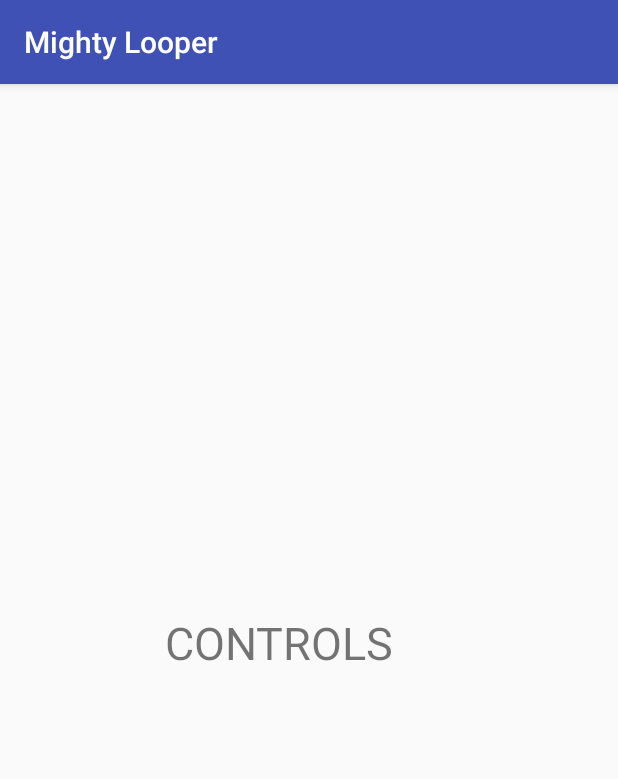
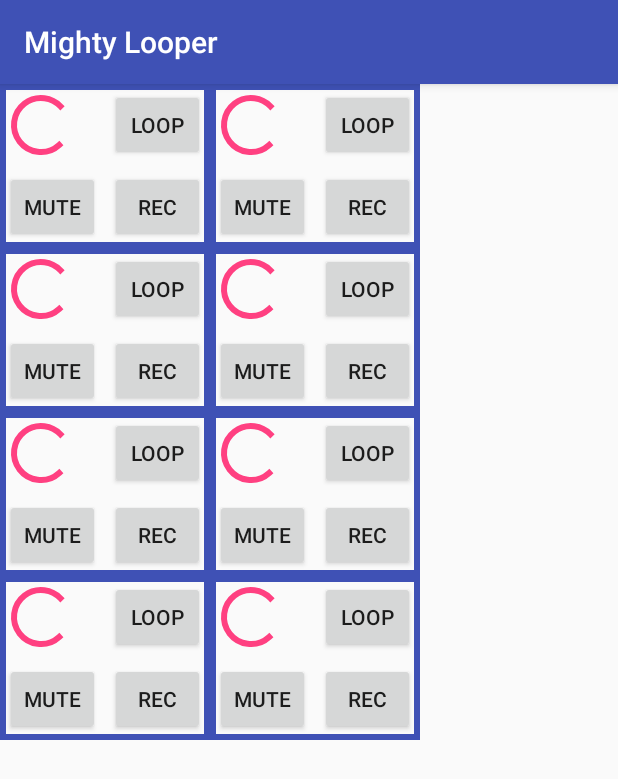
Before and after one commit to tonketonky/mighty-looper, an Android app: the fragment ControlsFragment shown on its own in the app's theme, on a phone screen of 412 x 824 dp. Shown: the top 779 px of the screen. Run offline under Robolectric (Android 15) with nearby library versions, the phone set to English and light mode, and no system bars; 1 statement that could not run was skipped.

Commit message:
Added initial version of controls (partially working), message handling made more general

```diff
--- a/mightyLooperGui/app/src/main/java/free/pstruho/mightylooper/controls/ControlsFragment.kt
+++ b/mightyLooperGui/app/src/main/java/free/pstruho/mightylooper/controls/ControlsFragment.kt
@@ -1,18 +1,92 @@
 package free.pstruho.mightylooper.controls
 
+import android.content.*
 import android.os.Bundle
+import android.os.IBinder
 import android.support.v4.app.Fragment
+import android.support.v4.content.LocalBroadcastManager
 import android.view.LayoutInflater
 import android.view.View
 import android.view.ViewGroup
+import android.widget.GridLayout
 import free.pstruho.mightylooper.R
+import free.pstruho.mightylooper.service.LooperService
+import free.pstruho.mightylooper.utils.buildMessage
 
 class ControlsFragment : Fragment() {
+
+    private lateinit var mLooperService: LooperService
+    private var mBound = false
+
+    private val mReceiver = object : BroadcastReceiver() {
+        override fun onReceive(context: Context, intent: Intent) {
+            val action = intent.action
+            when (action) {
+
+            }
+        }
+    }
+
+    private val mConnection = object : ServiceConnection {
+
+        override fun onServiceConnected(className: ComponentName,
+                                        service: IBinder) {
+            mLooperService = (service as LooperService.LocalBinder).getService()
+            mBound = true
+        }
+
+        override fun onServiceDisconnected(arg0: ComponentName) {
+            mBound = false
+        }
+    }
+
+    private val mHandleCommand = fun(command: String, args: List<String>) {
+        mLooperService.write(buildMessage(command, args))
+    }
+
+    override fun onCreate(savedInstanceState: Bundle?) {
+        super.onCreate(savedInstanceState)
+
+        // bind looper service
+        val intent = Intent(requireContext(), LooperService::class.java)
+        requireActivity().bindService(intent, mConnection, Context.BIND_AUTO_CREATE)
+
+        // register broadcast receiver
+        val filter = IntentFilter()
+        //filter.addAction(ACT_SET_TEMPO)
+        LocalBroadcastManager.getInstance(requireContext()).registerReceiver(mReceiver, filter)
+    }
 
     override fun onCreateView(inflater: LayoutInflater, container: ViewGroup?,
                               savedInstanceState: Bundle?): View? {
 
-        return inflater.inflate(R.layout.fragment_controls, container, false)
+        val controlsLayout =  inflater.inflate(R.layout.fragment_controls, container, false) as GridLayout
+
+        val controlsT1Ch1 = controlsLayout.findViewById<TrackControls>(R.id.controlsT1Ch1)
+        controlsT1Ch1.mHandleCommand = mHandleCommand
+        val controlsT2Ch1 = controlsLayout.findViewById<TrackControls>(R.id.controlsT2Ch1)
+        controlsT2Ch1.mHandleCommand = mHandleCommand
+        val controlsT3Ch1 = controlsLayout.findViewById<TrackControls>(R.id.controlsT3Ch1)
+        controlsT3Ch1.mHandleCommand = mHandleCommand
+        val controlsT4Ch1 = controlsLayout.findViewById<TrackControls>(R.id.controlsT4Ch1)
+        controlsT4Ch1.mHandleCommand = mHandleCommand
+
+        val controlsT1Ch2 = controlsLayout.findViewById<TrackControls>(R.id.controlsT1Ch2)
+        controlsT1Ch2.mHandleCommand = mHandleCommand
+        val controlsT2Ch2 = controlsLayout.findViewById<TrackControls>(R.id.controlsT2Ch2)
+        controlsT2Ch2.mHandleCommand = mHandleCommand
+        val controlsT3Ch2 = controlsLayout.findViewById<TrackControls>(R.id.controlsT3Ch2)
+        controlsT3Ch2.mHandleCommand = mHandleCommand
+        val controlsT4Ch2 = controlsLayout.findViewById<TrackControls>(R.id.controlsT4Ch2)
+        controlsT4Ch2.mHandleCommand = mHandleCommand
+
+        return controlsLayout
+    }
+
+    override fun onDestroy() {
+        LocalBroadcastManager.getInstance(requireContext()).unregisterReceiver(mReceiver)
+        requireActivity().unbindService(mConnection)
+        super.onDestroy()
     }
 
 }
--- /dev/null
+++ b/mightyLooperGui/app/src/main/java/free/pstruho/mightylooper/controls/TrackControls.kt
@@ -0,0 +1,48 @@
+package free.pstruho.mightylooper.controls
+
+import android.content.Context
+import android.util.AttributeSet
+import android.widget.Button
+import android.widget.GridLayout
+import free.pstruho.mightylooper.R
+import free.pstruho.mightylooper.utils.CMD_REC_FLAG
+import free.pstruho.mightylooper.utils.CMD_TRACK_FLAG_SWITCH_LOOPING
+import free.pstruho.mightylooper.utils.CMD_TRACK_SWITCH_MUTE
+
+class TrackControls constructor(context: Context, attrs: AttributeSet) : GridLayout(context, attrs) {
+
+    private val mLoopButton: Button
+    private val mRecButton: Button
+    private val mMuteButton: Button
+
+    private val mTrack: String
+    private val mChannel: String
+
+    lateinit var mHandleCommand: (command: String, args: List<String>) -> Unit
+
+
+    init {
+
+        inflate(context, R.layout.track_controls, this)
+
+        val a = getContext().theme.obtainStyledAttributes(attrs, R.styleable.TrackControls, 0, 0)
+        // Extract custom attributes into member variables
+        try {
+            mTrack = a.getString(R.styleable.TrackControls_trackId)
+            mChannel = a.getString(R.styleable.TrackControls_channelId)
+        } finally {
+            // TypedArray objects are shared and must be recycled.
+            a.recycle()
+        }
+
+        mLoopButton = findViewById(R.id.loopButton)
+        mRecButton = findViewById(R.id.recButton)
+        mMuteButton = findViewById(R.id.muteButton)
+
+        mLoopButton.setOnClickListener { mHandleCommand(CMD_TRACK_FLAG_SWITCH_LOOPING, listOf(mChannel, mTrack)) }
+        mRecButton.setOnClickListener { mHandleCommand(CMD_REC_FLAG, listOf(mChannel, mTrack)) }
+        mMuteButton.setOnClickListener { mHandleCommand(CMD_TRACK_SWITCH_MUTE, listOf(mChannel, mTrack)) }
+    }
+
+
+}
--- a/mightyLooperGui/app/src/main/java/free/pstruho/mightylooper/settings/SettingsFragment.kt
+++ b/mightyLooperGui/app/src/main/java/free/pstruho/mightylooper/settings/SettingsFragment.kt
@@ -9,9 +9,7 @@ import android.support.v7.preference.PreferenceDialogFragmentCompat
 import android.support.v7.preference.PreferenceFragmentCompat
 import free.pstruho.mightylooper.R
 import free.pstruho.mightylooper.service.LooperService
-import free.pstruho.mightylooper.utils.ACT_ARG_TEMPO
-import free.pstruho.mightylooper.utils.MSG_CMD_SET_TEMPO
-import free.pstruho.mightylooper.utils.buildSetTempoMessage
+import free.pstruho.mightylooper.utils.*
 
 class SettingsFragment : PreferenceFragmentCompat(), SharedPreferences.OnSharedPreferenceChangeListener {
 
@@ -27,10 +25,10 @@ class SettingsFragment : PreferenceFragmentCompat(), SharedPreferences.OnSharedP
         override fun onReceive(context: Context, intent: Intent) {
             val action = intent.action
             when (action) {
-                MSG_CMD_SET_TEMPO -> {
+                ACT_SET_TEMPO -> {
                     // set 'should send' flag to false because this preference change was invoked by core
                     shouldSendValueToCore[tempoPreferenceKey] = false
-                    (findPreference(tempoPreferenceKey) as TempoPreference).update(intent.getIntExtra(ACT_ARG_TEMPO, 0))
+                    (findPreference(tempoPreferenceKey) as TempoPreference).update(intent.getIntExtra("${ARG_PREFIX}1", 0))
                 }
             }
         }
@@ -62,7 +60,7 @@ class SettingsFragment : PreferenceFragmentCompat(), SharedPreferences.OnSharedP
 
         // register broadcast receiver
         val filter = IntentFilter()
-        filter.addAction(MSG_CMD_SET_TEMPO)
+        filter.addAction(ACT_SET_TEMPO)
         LocalBroadcastManager.getInstance(requireContext()).registerReceiver(mReceiver, filter)
     }
 
@@ -105,7 +103,7 @@ class SettingsFragment : PreferenceFragmentCompat(), SharedPreferences.OnSharedP
 
     override fun onSharedPreferenceChanged(sharedPreferences: SharedPreferences?, key: String?) {
         when(key) {
-            tempoPreferenceKey -> if (shouldSendValueToCore[tempoPreferenceKey] != false) mLooperService.write(buildSetTempoMessage(sharedPreferences?.getInt(key, 0) ?: 0))
+            tempoPreferenceKey -> if (shouldSendValueToCore[tempoPreferenceKey] != false) mLooperService.write(buildMessage(CMD_SET_TEMPO, listOf(sharedPreferences?.getInt(key, 0) ?: 0)))
         }
         // if given preference has corresponding 'should send' flag set to false, reset it to true
         shouldSendValueToCore[key]?.let { if(!it) shouldSendValueToCore[key!!] = true }
--- a/mightyLooperGui/app/src/main/java/free/pstruho/mightylooper/utils/Constants.kt
+++ b/mightyLooperGui/app/src/main/java/free/pstruho/mightylooper/utils/Constants.kt
@@ -5,16 +5,24 @@ const val SPP_UUID = "1e0ca4ea-299d-4335-93eb-27fcfe7fa848"
 
 // tags for logger
 const val TAG_LOOPER_SERVICE = "LOOPER SERVICE"
+const val TAG_CONTROLS = "CONTROLS"
 
 // actions used in broadcasts
 const val ACT_UPDATE_LOOPER_LIST = "update_looper_list"
 const val ACT_SET_TEMPO = "set_tempo"
 
-// arguments for actions used in broadcasts
-const val ACT_ARG_TEMPO = "tempo"
+// commands sent to looper
+const val CMD_SET_TEMPO = "set_tempo"
+const val CMD_REC_FLAG = "rec_flag"
+const val CMD_REC_CANCEL = "rec_cancel"
+const val CMD_REC_STOP = "rec_stop"
+const val CMD_TRACK_FLAG_SWITCH_LOOPING = "trck_flag_switch_looping"
+const val CMD_TRACK_SWITCH_MUTE = "trck_switch_mute"
+const val CMD_TRACK_FLAG_SWAP_VERSIONS = "trck_flag_swap_versions"
 
-// event codes for messages sent to looper
-const val EVT_CD_SET_TEMPO = "c_t"
-
-// commands of messages received from looper
-const val MSG_CMD_SET_TEMPO = "set_tempo"
+// message utils constants
+const val START_OF_COMMAND = "[cmd/"
+const val END_OF_COMMAND = "]"
+const val ARG_PREFIX = "arg"
+const val STR_ARG_SIGN = "$"
+const val NUM_ARG_SIGN = "#"
--- a/mightyLooperGui/app/src/main/java/free/pstruho/mightylooper/utils/MessageUtils.kt
+++ b/mightyLooperGui/app/src/main/java/free/pstruho/mightylooper/utils/MessageUtils.kt
@@ -5,28 +5,39 @@ import android.content.Intent
 /*  Messages protocol
     #################
 
-    Messages received from looper consist of command followed by slash-separated list of arguments
-    example: "command/arg1/arg2/arg3"
-
-    Messages consist of event code followed by slash-separated list of arguments, all enclosed in square brackets.
+    Messages consist of message category (evt/cmd), message code (command or event code) followed by slash-separated list of arguments, all enclosed in square brackets.
     Each argument is prefixed with # for numeric values or $ for string values.
-    example [event_code/#666/$hellYeah]
+    example "[evt/msg_code/#666/$hellYeah]"
  */
 
-fun buildSetTempoMessage(tempo: Int): String {
-    return "[$EVT_CD_SET_TEMPO/#$tempo]"
+fun buildMessage(command: String, args: List<Any>): String {
+    val argsStr = args.joinToString(separator = "/") { arg -> if (arg is String) "$STR_ARG_SIGN$arg" else "$NUM_ARG_SIGN$arg" }
+    return "[cmd/$command/$argsStr]"
 }
 
 fun getIntentFromMessage(msg: String): Intent? {
-    val literals = msg.split('/')
 
-    return when (literals[0]) {
-        MSG_CMD_SET_TEMPO -> {
-            val intent = Intent()
-            intent.action = ACT_SET_TEMPO
-            intent.putExtra(ACT_ARG_TEMPO, literals[1].toInt())
-            intent
+    if (msg.startsWith(START_OF_COMMAND) and msg.endsWith(END_OF_COMMAND)) {
+        // is valid message
+        val msgBody = msg.drop(START_OF_COMMAND.length).dropLast(END_OF_COMMAND.length)
+        val literals = msgBody.split('/')
+
+        val intent = Intent()
+        // set first literal as action
+        intent.action = literals[0]
+
+        // iterate over the rest of literals
+        for(i in 1 until literals.size step 1) {
+            // based on first char ($ or #) set value to argument in corespondent type
+            when (literals[i].first().toString()) {
+                STR_ARG_SIGN -> intent.putExtra("$ARG_PREFIX$i", literals[i].substring(1))
+                NUM_ARG_SIGN -> intent.putExtra("$ARG_PREFIX$i", literals[i].substring(1).toInt())
+            }
         }
-        else -> null
+        return intent
+    } else {
+        // is NOT valid message
+        return null
     }
+
 }
--- /dev/null
+++ b/mightyLooperGui/app/src/main/res/drawable/controls_border.xml
@@ -0,0 +1,7 @@
+<?xml version="1.0" encoding="utf-8"?>
+<shape xmlns:android="http://schemas.android.com/apk/res/android"
+android:shape="rectangle">
+<stroke
+    android:width="4dp"
+    android:color="@color/colorPrimary" />
+</shape>
--- a/mightyLooperGui/app/src/main/res/layout/fragment_controls.xml
+++ b/mightyLooperGui/app/src/main/res/layout/fragment_controls.xml
@@ -1,40 +1,45 @@
 <?xml version="1.0" encoding="utf-8"?>
-<android.support.constraint.ConstraintLayout xmlns:android="http://schemas.android.com/apk/res/android"
+<GridLayout xmlns:android="http://schemas.android.com/apk/res/android"
+    xmlns:tools="http://schemas.android.com/tools"
     xmlns:app="http://schemas.android.com/apk/res-auto"
-    xmlns:tools="http://schemas.android.com/tools"
-    android:id="@+id/constraintLayout"
+    android:id="@+id/controls"
     android:layout_width="match_parent"
     android:layout_height="match_parent"
-    tools:context=".MainActivity$PlaceholderFragment">
+    android:columnCount="2"
+    android:rowCount="4"
+    tools:context=".MainActivity" >
 
-    <TextView
-        android:id="@+id/section_label"
-        android:layout_width="wrap_content"
-        android:layout_height="wrap_content"
-        android:layout_marginBottom="@dimen/activity_vertical_margin"
-        android:layout_marginEnd="@dimen/activity_horizontal_margin"
-        android:layout_marginStart="@dimen/activity_horizontal_margin"
-        android:layout_marginTop="@dimen/activity_vertical_margin"
-        app:layout_constraintLeft_toLeftOf="parent"
-        app:layout_constraintTop_toTopOf="@+id/constraintLayout"
-        tools:layout_constraintLeft_creator="1"
-        tools:layout_constraintTop_creator="1" />
+    <free.pstruho.mightylooper.controls.TrackControls
+        android:id="@+id/controlsT1Ch1"
+        app:trackId="t1"
+        app:channelId="ch1" />
+    <free.pstruho.mightylooper.controls.TrackControls
+        android:id="@+id/controlsT2Ch1"
+        app:trackId="t2"
+        app:channelId="ch1" />
+    <free.pstruho.mightylooper.controls.TrackControls
+        android:id="@+id/controlsT3Ch1"
+        app:trackId="t3"
+        app:channelId="ch1" />
+    <free.pstruho.mightylooper.controls.TrackControls
+        android:id="@+id/controlsT4Ch1"
+        app:trackId="t4"
+        app:channelId="ch1" />
+    <free.pstruho.mightylooper.controls.TrackControls
+        android:id="@+id/controlsT1Ch2"
+        app:trackId="t1"
+        app:channelId="ch2" />
+    <free.pstruho.mightylooper.controls.TrackControls
+        android:id="@+id/controlsT2Ch2"
+        app:trackId="t2"
+        app:channelId="ch2" />
+    <free.pstruho.mightylooper.controls.TrackControls
+        android:id="@+id/controlsT3Ch2"
+        app:trackId="t3"
+        app:channelId="ch2" />
+    <free.pstruho.mightylooper.controls.TrackControls
+        android:id="@+id/controlsT4Ch2"
+        app:trackId="t4"
+        app:channelId="ch2" />
 
-    <TextView
-        android:id="@+id/textView2"
-        android:layout_width="192dp"
-        android:layout_height="64dp"
-        android:layout_marginBottom="8dp"
-        android:layout_marginEnd="8dp"
-        android:layout_marginLeft="8dp"
-        android:layout_marginRight="8dp"
-        android:layout_marginStart="8dp"
-        android:layout_marginTop="8dp"
-        android:text="CONTROLS"
-        android:textSize="30sp"
-        app:layout_constraintBottom_toBottomOf="parent"
-        app:layout_constraintEnd_toEndOf="parent"
-        app:layout_constraintStart_toStartOf="parent"
-        app:layout_constraintTop_toTopOf="parent" />
-
-</android.support.constraint.ConstraintLayout>
+</GridLayout>
--- a/mightyLooperGui/app/src/main/res/layout/fragment_mixer.xml
+++ b/mightyLooperGui/app/src/main/res/layout/fragment_mixer.xml
@@ -5,7 +5,7 @@
     android:id="@+id/constraintLayout"
     android:layout_width="match_parent"
     android:layout_height="match_parent"
-    tools:context=".MainActivity$PlaceholderFragment">
+    tools:context=".MainActivity">
 
     <TextView
         android:id="@+id/section_label"
--- /dev/null
+++ b/mightyLooperGui/app/src/main/res/layout/track_controls.xml
@@ -0,0 +1,61 @@
+<?xml version="1.0" encoding="utf-8"?>
+<GridLayout xmlns:android="http://schemas.android.com/apk/res/android"
+    xmlns:tools="http://schemas.android.com/tools"
+    android:id="@+id/controls"
+    android:layout_width="match_parent"
+    android:layout_height="match_parent"
+    android:columnCount="2"
+    android:rowCount="2"
+    android:background="@drawable/controls_border"
+    tools:context=".MainActivity" >
+
+    <ProgressBar
+        android:id="@+id/progressBar"
+        style="?android:attr/progressBarStyle"
+        android:layout_width="wrap_content"
+        android:layout_height="wrap_content"
+        android:layout_marginStart="3dp"
+        android:layout_marginLeft="3dp"
+        android:layout_marginTop="3dp"
+        android:layout_marginEnd="3dp"
+        android:layout_marginRight="3dp"
+        android:layout_marginBottom="3dp" />
+
+    <Button
+        android:id="@+id/loopButton"
+        android:layout_width="63dp"
+        android:layout_height="wrap_content"
+        android:layout_marginStart="3dp"
+        android:layout_marginLeft="3dp"
+        android:layout_marginTop="3dp"
+        android:layout_marginEnd="3dp"
+        android:layout_marginRight="3dp"
+        android:layout_marginBottom="3dp"
+        android:text="loop" />
+
+    <Button
+        android:id="@+id/muteButton"
+        android:layout_width="63dp"
+        android:layout_height="wrap_content"
+        android:layout_marginStart="3dp"
+        android:layout_marginLeft="3dp"
+        android:layout_marginTop="3dp"
+        android:layout_marginEnd="3dp"
+        android:layout_marginRight="3dp"
+        android:layout_marginBottom="3dp"
+        android:text="mute" />
+
+    <Button
+        android:id="@+id/recButton"
+        android:layout_width="63dp"
+        android:layout_height="wrap_content"
+        android:layout_marginStart="3dp"
+        android:layout_marginLeft="3dp"
+        android:layout_marginTop="3dp"
+        android:layout_marginEnd="3dp"
+        android:layout_marginRight="3dp"
+        android:layout_marginBottom="3dp"
+        android:text="rec" />
+
+
+</GridLayout>
--- /dev/null
+++ b/mightyLooperGui/app/src/main/res/values/attrs.xml
@@ -0,0 +1,7 @@
+<?xml version="1.0" encoding="utf-8"?>
+<resources>
+    <declare-styleable name="TrackControls">
+        <attr name="trackId" format="string" />
+        <attr name="channelId" format="string" />
+    </declare-styleable>
+</resources>
```
